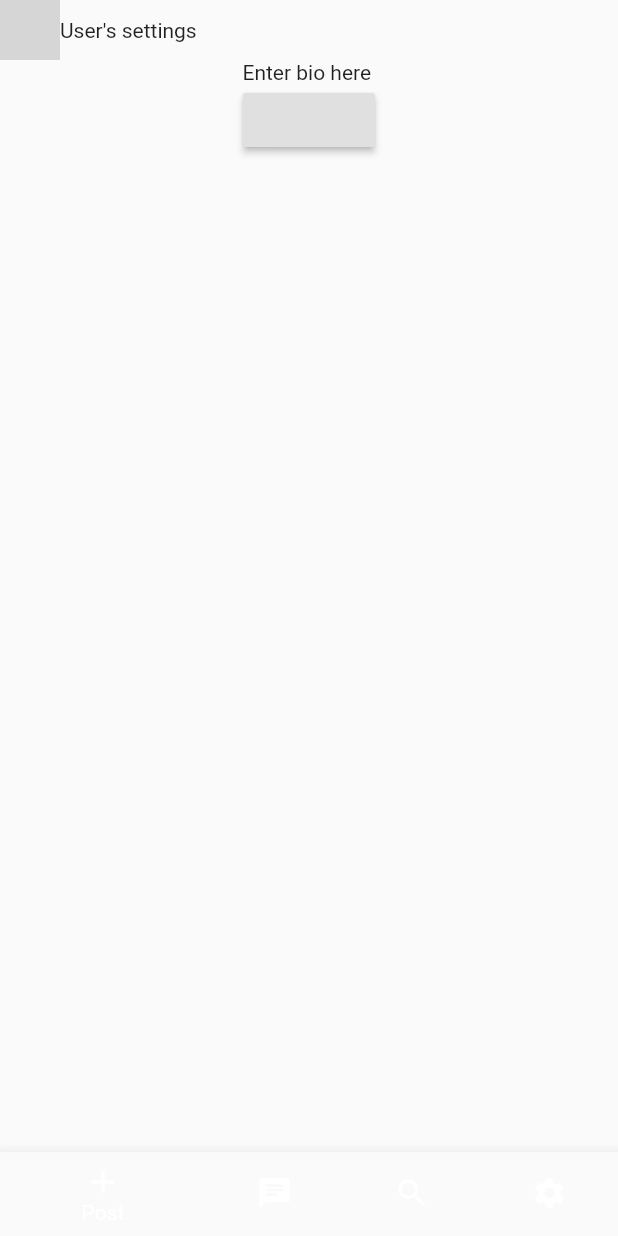
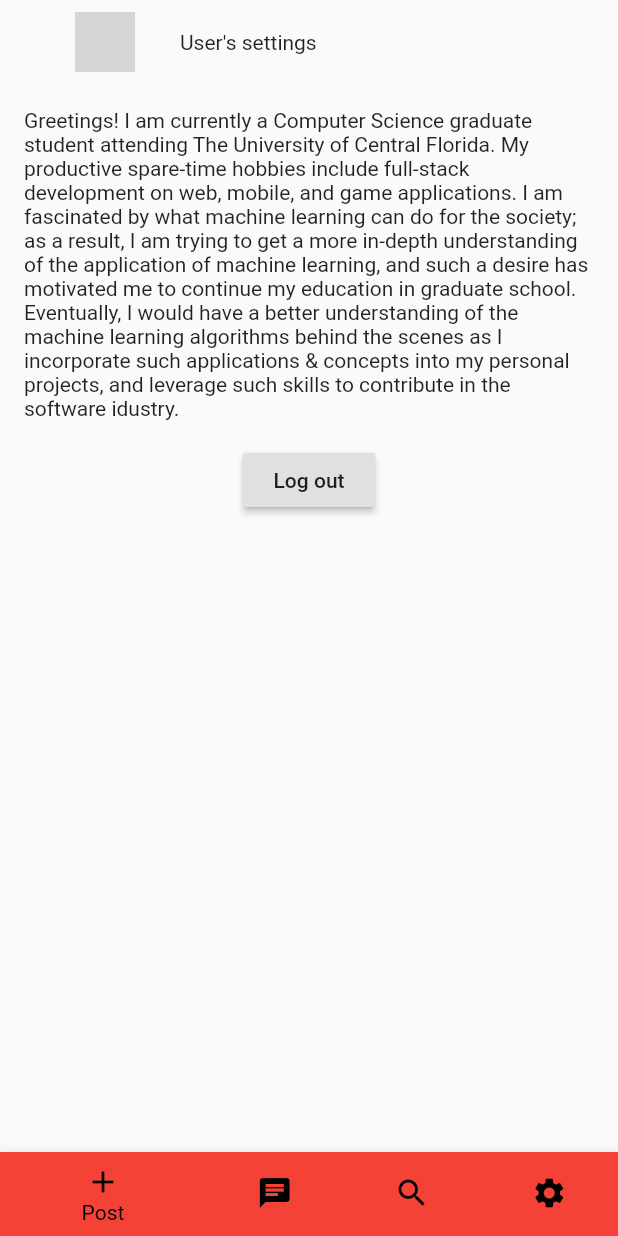
Before and after one commit to ElijahMSmith/StudentConnectionPlatformFrontEnd, a Flutter app: the ProfilePage screen opened directly, on a phone screen of 412 x 824 dp. Run offline on Flutter 3.47's test engine with Material 2 defaults, Android fonts, the phone set to English and light mode, and no system bars; grey boxes are pictures that could not be loaded.

Commit message:
updates
-added more skeleton code for different pages
I will focus on profile page functionality and then go from there

```diff
--- a/student_connection_platform_frontend/lib/pages/content_frame.dart
+++ b/student_connection_platform_frontend/lib/pages/content_frame.dart
@@ -10,6 +10,7 @@ String _appName;
 
 class ContentFrame extends StatefulWidget
 {
+  static const String routeId = 'content_frame';
   ContentFrame(String appName)
   {
     _appName = appName;
--- a/student_connection_platform_frontend/lib/pages/signup.dart
+++ b/student_connection_platform_frontend/lib/pages/signup.dart
@@ -15,6 +15,8 @@ String _appName;
 
 class SignupForm extends StatefulWidget
 {
+  static const String routeId = 'sign_up_form';
+
   SignupForm(String appName)
   {
     _appName = appName;
--- a/student_connection_platform_frontend/lib/pages_by_leo/profile_page.dart
+++ b/student_connection_platform_frontend/lib/pages_by_leo/profile_page.dart
@@ -1,37 +1,111 @@
 import 'package:flutter/material.dart';
 
-class ProfilePage extends StatelessWidget
+class ProfilePage extends StatefulWidget
 {
+  static const String routeId = 'profile_page';
+
+  @override
+  _ProfilePageState createState() => _ProfilePageState();
+}
+
+class _ProfilePageState extends State<ProfilePage>
+{
+
+  int _selectedIndex = 0;
+
+  final aboutMe = [
+    'Greetings! I am currently a Computer Science graduate student attending ',
+    'The University of Central Florida. My productive spare-time ',
+    'hobbies include full-stack development on web, mobile, and game applications. ',
+    'I am fascinated by what machine learning can do for the society; ',
+    'as a result, I am trying to get a more in-depth understanding of the application of machine learning, ',
+    'and such a desire has motivated me to continue my education in graduate school. ',
+    'Eventually, I would have a better understanding of the machine learning algorithms '
+        'behind the scenes as I incorporate such applications & concepts into my personal projects, ',
+    'and leverage such skills to contribute in the software idustry.'
+  ];
+
+  final aboutMeBuffer = StringBuffer();
+
+
+  // navigate to the page based on the index selected
+  // one approach is to use a switch statement on the index selected
+  void _onItemTapped(int bottomNavButtonIndex)
+  {
+    _selectedIndex = bottomNavButtonIndex;
+    setState((){});
+
+    switch (_selectedIndex)
+    {
+      // todo navigate to the proper page
+    }
+  }
+
+  /// initialize the buffer.
+  /// Note that this method
+  /// clears out any contents
+  /// previously inside.
+  void fillBufferFromList(StringBuffer b, List < String > l)
+  {
+    if (b.isNotEmpty)
+    {
+      b.clear();
+    }
+
+    b.writeAll(l);
+  }
+
+  SingleChildScrollView bioSection({
+    Widget body = const Text('bio text'),
+    EdgeInsetsGeometry padding = const EdgeInsets.all(16.0),})
+  {
+    return SingleChildScrollView(
+      child: Padding(
+        padding: padding,
+        child: body
+      ),
+    );
+  }
+
+
+
   @override
   Widget build(BuildContext context)
   {
+    fillBufferFromList(aboutMeBuffer, aboutMe);
+
     return Scaffold(
       body: SafeArea(
               child: Container(
                 child: Column(
+                  crossAxisAlignment: CrossAxisAlignment.center,
                   children: <Widget> [
                     // for picture and text
-                    Row(
+                    Padding(
+                      padding: const EdgeInsets.fromLTRB(50, 8, 8, 8),
+                      child: Row(
                         children: [
                           CircleAvatar(
                             backgroundImage: AssetImage('please profile pic here')
                           ),
-
+                          SizedBox(width: 30),
                           Text('User\'s settings')
                         ],
+                      ),
                     ),
 
                     // bio text
                     Container(
-                      child: SelectableText(
-                        'Enter bio here'
-                      )
+                      child: bioSection(body: SelectableText(
+                        aboutMeBuffer.toString()
+                      ))
                     ),
 
                     // log out button
-                    RaisedButton(onPressed: () => print('log out')),
+                    RaisedButton(onPressed: () => print('log out'),child: Text('Log out'),),
 
                   ],
+
                 ),
         ),
       ),
@@ -39,24 +113,32 @@ class ProfilePage extends StatelessWidget
       // https://api.flutter.dev/flutter/material/BottomNavigationBar-class.html
       // https://www.youtube.com/watch?v=elLkVWt7gRM&ab_channel=ProgrammingAddict
       bottomNavigationBar: BottomNavigationBar(items:
-      const <BottomNavigationBarItem> [
+      const <BottomNavigationBarItem>
+      [
           BottomNavigationBarItem(
-          icon: Icon(Icons.add),
+          backgroundColor: Colors.red,
+          icon: Icon(Icons.add, color: Colors.black),
           label: 'Post'),
 
           BottomNavigationBarItem(
-          icon: Icon(Icons.chat),
+          backgroundColor: Colors.green,
+          icon: Icon(Icons.chat, color: Colors.black),
           label: 'Chat'),
 
           BottomNavigationBarItem(
-          icon: Icon(Icons.search),
+          backgroundColor: Colors.purple,
+          icon: Icon(Icons.search, color: Colors.black),
           label: 'Search'),
 
           BottomNavigationBarItem(
-          icon: Icon(Icons.settings),
+          backgroundColor: Colors.pink,
+          icon: Icon(Icons.settings, color: Colors.black),
           label: 'Settings'),
 
-      ]),
+      ],
+      currentIndex: _selectedIndex,
+      selectedItemColor: Colors.black,
+      onTap: _onItemTapped),
     );
   }
 }
```
Also changed, not shown: student_connection_platform_frontend/lib/main.dart (+9 -5 lines), student_connection_platform_frontend/lib/pages/signin.dart (+8 -12 lines), student_connection_platform_frontend/lib/pages_by_leo/DMListChatSettings.dart (+37 -0 lines), student_connection_platform_frontend/lib/pages_by_leo/ReplyChains.dart (added, +61 -0 lines), student_connection_platform_frontend/lib/pages_by_leo/about.dart (+49 -0 lines). Lines whose indentation alone changed are shown as unchanged.
